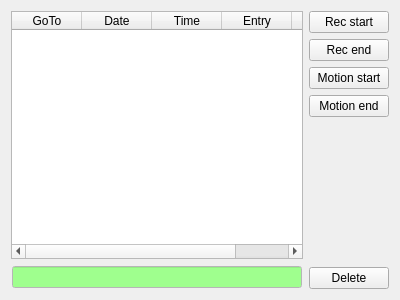
This is tinyos-2.x/trunk/support/cpp/TestShimmer/src/LogWidget.ui in baharev/szte-wsn-code as Qt 5 draws it before an edit. The edited form follows.
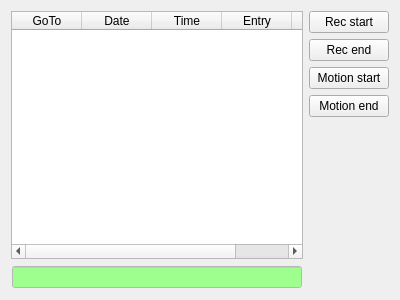
This is the edited form.

```diff
--- a/tinyos-2.x/trunk/support/cpp/TestShimmer/src/LogWidget.ui
+++ b/tinyos-2.x/trunk/support/cpp/TestShimmer/src/LogWidget.ui
@@ -552,13 +552,6 @@
        </property>
       </spacer>
      </item>
-     <item>
-      <widget class="QPushButton" name="delButton">
-       <property name="text">
-        <string>Delete</string>
-       </property>
-      </widget>
-     </item>
     </layout>
    </item>
   </layout>
```
